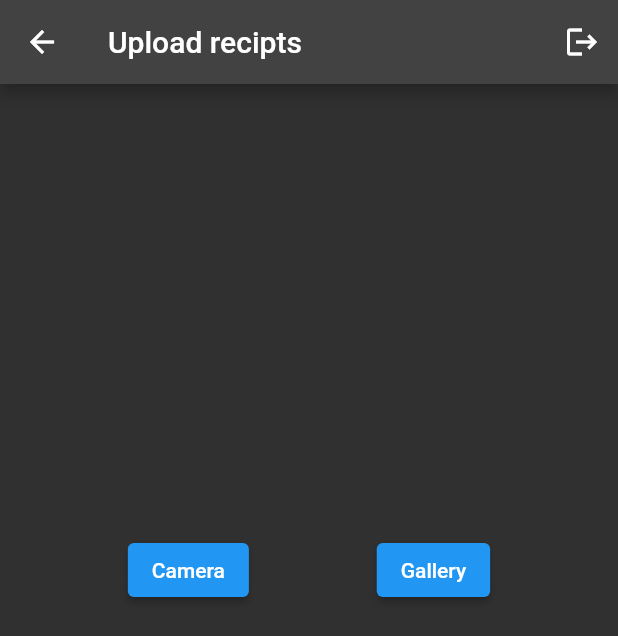
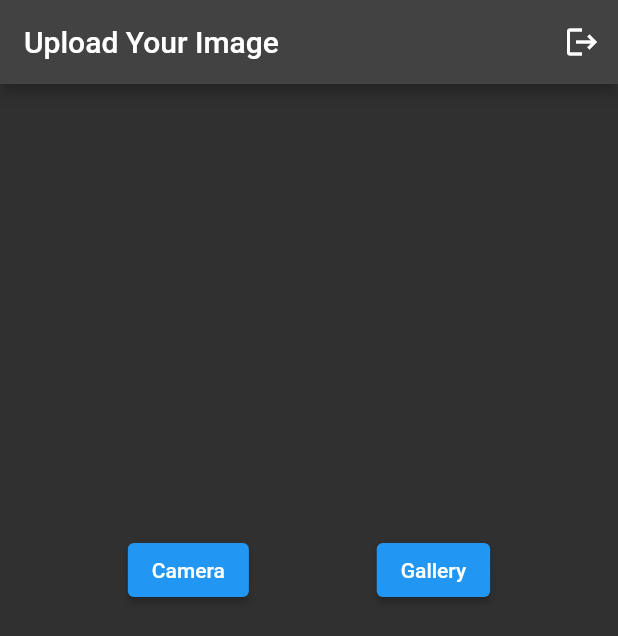
Before and after one commit to joe-l-mathew/smart_health, a Flutter app: the UploaderScreen screen opened directly, on a phone screen of 412 x 824 dp. Shown: the top 636 px of the screen. Run offline on Flutter 3.47's test engine with Material 2 defaults, Android fonts, the light colour scheme and no system bars; our stand-ins replace cloud_firestore, firebase_auth, firebase_core, firebase_storage, image_picker; missing offline and left inert: ulid; accounts and stored records are empty.

Commit message:
only upload screen

```diff
--- a/lib/screens/uploader_screen.dart
+++ b/lib/screens/uploader_screen.dart
@@ -19,7 +19,7 @@
     final ImagePicker picker = ImagePicker();
     return Scaffold(
       appBar: AppBar(
-        title: const Text("Upload recipts"),
+        title: const Text("Upload Your Image"),
         actions: [
           IconButton(
               onPressed: () {
```
Also changed, not shown: lib/screens/splash_screen.dart (+4 -3 lines), pubspec.lock.
